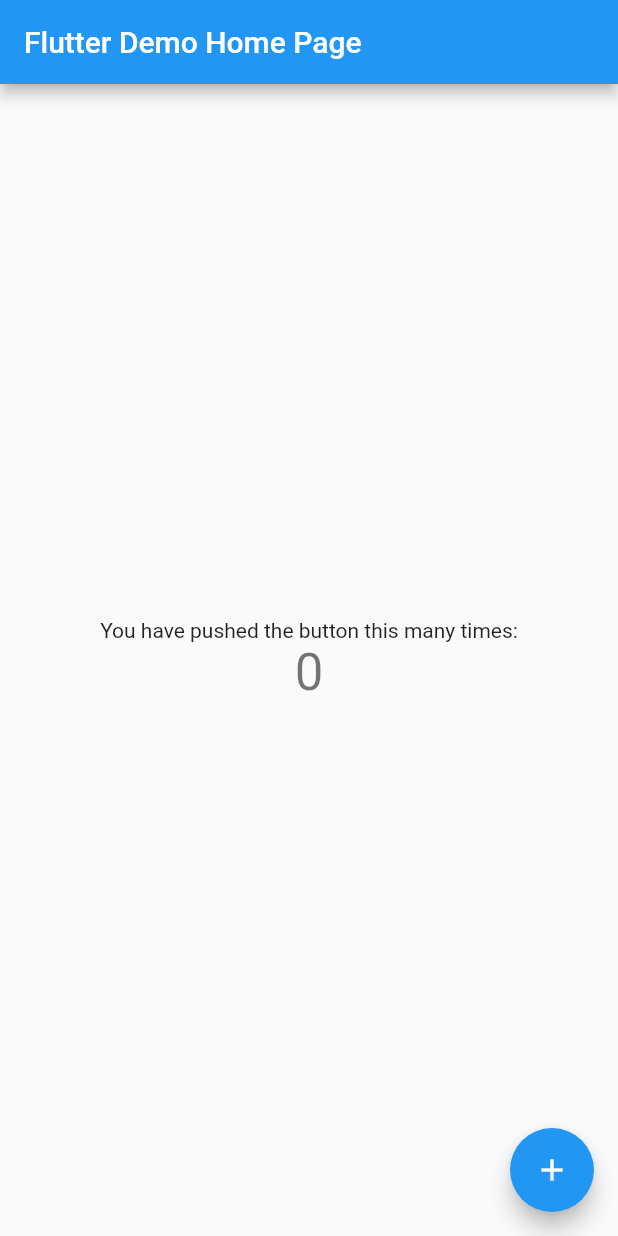
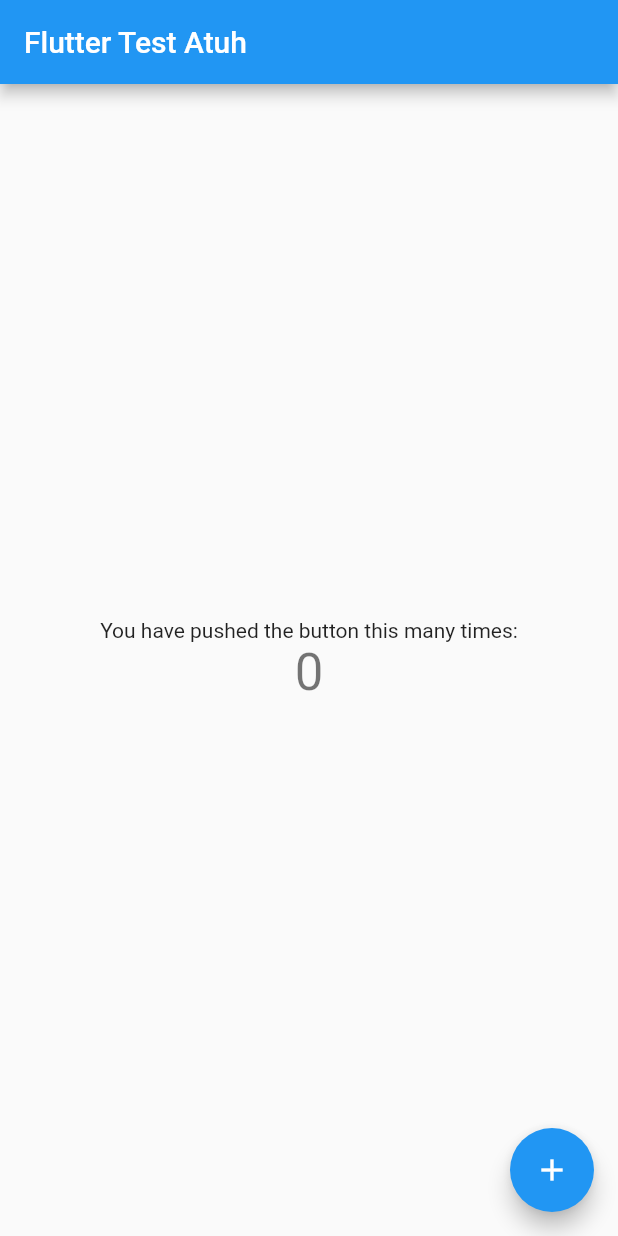
Before and after one commit to Rouf-majid/flutter-pertama-gue, a Flutter app: the screen it shows after launch, on a phone screen of 412 x 824 dp. Run offline on Flutter 3.47's test engine with Material 2 defaults, Android fonts, the phone set to English and light mode, and no system bars.

Commit message:
send gitub

```diff
--- a/lib/main.dart
+++ b/lib/main.dart
@@ -11,7 +11,7 @@ class MyApp extends StatelessWidget {
   @override
   Widget build(BuildContext context) {
     return MaterialApp(
-      title: 'Flutter Demo',
+      title: 'Flutter Test',
       theme: ThemeData(
         // This is the theme of your application.
         //
@@ -24,7 +24,7 @@ class MyApp extends StatelessWidget {
         // is not restarted.
         primarySwatch: Colors.blue,
       ),
-      home: const MyHomePage(title: 'Flutter Demo Home Page'),
+      home: const MyHomePage(title: 'Flutter Test Atuh'),
     );
   }
 }
```
Also changed, not shown: 2 other files.
